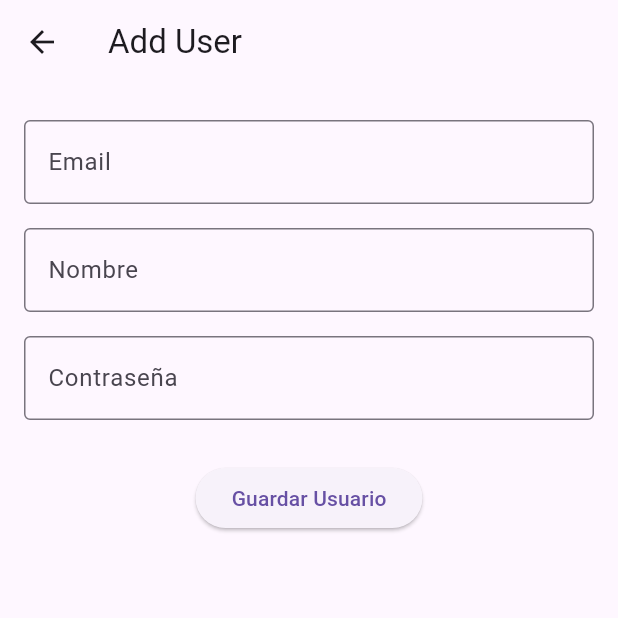
After one commit to AbisurDiazR/renta_control, a Flutter app: the AddUserPage screen opened directly, on a phone screen of 412 x 824 dp, the top half of it. The commit adds this screen. Run offline on Flutter 3.47's test engine with Material 3 defaults, Android fonts, the light colour scheme and no system bars; our stand-ins replace cloud_firestore, equatable, firebase_auth, firebase_core, flutter_bloc, flutter_dotenv and 3 more; missing offline and left inert: external_path; accounts and stored records are empty; network calls fail.

Commit message:
Modify user model

```diff
--- /dev/null
+++ b/lib/domain/models/user/user.dart
@@ -0,0 +1,43 @@
+class User {
+  final String? id;
+  final String name;
+  final String email;
+  final String password;
+  final String? updatedAt;
+  final String? createdAt;
+  final bool disabled;
+
+  User({
+    this.id,
+    required this.name,
+    required this.email,
+    required this.password,
+    this.updatedAt,
+    this.createdAt,
+    this.disabled = false,
+  });
+
+  Map<String, dynamic> toMap() {
+    return {
+      'id': id,
+      'name': name,
+      'email': email,
+      'password': password,
+      'updatedAt': updatedAt,
+      'createdAt': createdAt,
+      'disabled': disabled,
+    };
+  }
+
+  factory User.fromMap(Map<String, dynamic> map, String? docId) {
+    return User(
+      id: docId,
+      name: map['name'] ?? '',
+      email: map['email'] ?? '',
+      password: map['password'] ?? '',
+      updatedAt: map['updatedAt'],
+      createdAt: map['createdAt'],
+      disabled: map['disabled'] ?? false,
+    );
+  }
+}
--- a/lib/presentation/pages/home_page.dart
+++ b/lib/presentation/pages/home_page.dart
@@ -15,7 +15,8 @@ import 'package:renta_control/presentation/pages/invoices/invoices_page.dart';
 import 'package:renta_control/presentation/pages/properties/properties_page.dart';
 import 'package:renta_control/presentation/pages/tenants/add_tenant.dart';
 import 'package:renta_control/presentation/pages/tenants/tenants_page.dart';
-import 'package:renta_control/presentation/pages/users_page.dart';
+import 'package:renta_control/presentation/pages/users/add_user.dart';
+import 'package:renta_control/presentation/pages/users/users_page.dart';
 
 class HomePage extends StatefulWidget {
   const HomePage({super.key});
@@ -125,7 +126,12 @@ class _HomePageState extends State<HomePage> {
           SpeedDialChild(
             child: Icon(Icons.person_add),
             label: 'Registrar usuario',
-            onTap: () {},
+            onTap: () {
+              Navigator.push(
+                context,
+                MaterialPageRoute(builder: (context) => AddUserPage()),
+              );
+            },
           ),
           SpeedDialChild(
             child: Icon(Icons.person_pin),
--- /dev/null
+++ b/lib/presentation/pages/users/add_user.dart
@@ -0,0 +1,136 @@
+// ignore_for_file: library_private_types_in_public_api
+
+import 'package:flutter/material.dart';
+import 'package:flutter/services.dart';
+import 'package:renta_control/domain/models/user/user.dart';
+
+class AddUserPage extends StatefulWidget {
+  final User? user;
+  const AddUserPage({Key? key, this.user}) : super(key: key);
+
+  @override
+  _AddUserPageState createState() => _AddUserPageState();
+}
+
+class _AddUserPageState extends State<AddUserPage> {
+  final _formKey = GlobalKey<FormState>();
+  final Map<String, TextEditingController> _controllers = {};
+  // Removed the _user field as it is redundant
+
+  @override
+  void initState() {
+    super.initState();
+    // Removed the assignment to _user
+    _initializeControllers();
+  }
+
+  void _initializeControllers() {
+    final fields = ['email', 'name','password'];
+
+    for (var field in fields) {
+      _controllers[field] = TextEditingController();
+    }
+
+    if (widget.user != null) {
+      _controllers['email']?.text = widget.user!.email;
+      _controllers['name']?.text = widget.user!.name;
+      _controllers['password']?.text = widget.user!.password;
+    }
+  }
+
+  @override
+  void dispose() {
+    for (var controller in _controllers.values) {
+      controller.dispose();
+    }
+    super.dispose();
+  }
+
+  @override
+  Widget build(BuildContext context) {
+    return Scaffold(
+      appBar: AppBar(title: const Text('Add User')),
+      body: Padding(
+        padding: const EdgeInsets.all(16.0),
+        child: Form(
+          key: _formKey,
+          child: Column(
+            children: [
+              for (var field in _controllers.keys)
+                _buildTextField(field, isRequired: _isFieldRequired(field)),
+              SizedBox(height: 20),
+              ElevatedButton(
+                onPressed: _submitForm,
+                child: Text(
+                  widget.user == null
+                      ? 'Guardar Usuario'
+                      : 'Actualizar Usuario',
+                ),
+              ),
+            ],
+          ),
+        ),
+      ),
+    );
+  }
+
+  Widget _buildTextField(String field, {required bool isRequired}) {
+    TextInputType keyboardType = TextInputType.text;
+    List<TextInputFormatter> inputFormatters = [];
+    if (field == 'email') {
+      keyboardType = TextInputType.emailAddress;
+      inputFormatters = [FilteringTextInputFormatter.deny(RegExp(r'\s'))];
+    } else if (field == 'name') {
+      keyboardType = TextInputType.name;
+    } else if (field == 'password') {
+      keyboardType = TextInputType.visiblePassword;
+      inputFormatters = [FilteringTextInputFormatter.deny(RegExp(r'\s'))];
+    }
+    return Padding(
+      padding: EdgeInsets.symmetric(vertical: 8.0),
+      child: TextFormField(
+        controller: _controllers[field],
+        decoration: InputDecoration(
+          labelText: _getLabelText(field),
+          border: OutlineInputBorder(),
+        ),
+        validator: (value) {
+          if (field == 'password' && value != null && value.length < 6) {
+            return 'La contraseña debe tener al menos 6 caracteres';
+          }
+          if (field == 'password' && value != null && value.length > 128) {
+            return 'La contraseña no debe exceder los 128 caracteres';
+          }
+          if (isRequired && (value == null || value.isEmpty)) {
+            return 'Este campo es obligatorio';
+          }
+          return null;
+        },
+        keyboardType: keyboardType,
+        inputFormatters: inputFormatters,
+      ),
+    );
+  }
+
+  bool _isFieldRequired(String field) {
+    if (field == 'email') {
+      return true; // El campo email es obligatorio
+    } else if (field == 'name') {
+      return true; // El campo name es obligatorio
+    } else if (field == 'password') {
+      return true; // El campo password es obligatorio
+    }
+    return false; // Por defecto, no es obligatorio
+  }
+
+  String _getLabelText(String field) {
+    final labels = {
+      'email': 'Email',
+      'name': 'Nombre',
+      'password': 'Contraseña',
+    };
+    return labels[field] ?? field;
+  }
+
+  void _submitForm() {}
+}
```
Also changed, not shown: lib/presentation/pages/users/users_page.dart (renamed from lib/presentation/pages/users_page.dart), pubspec.lock, 4 other files.
